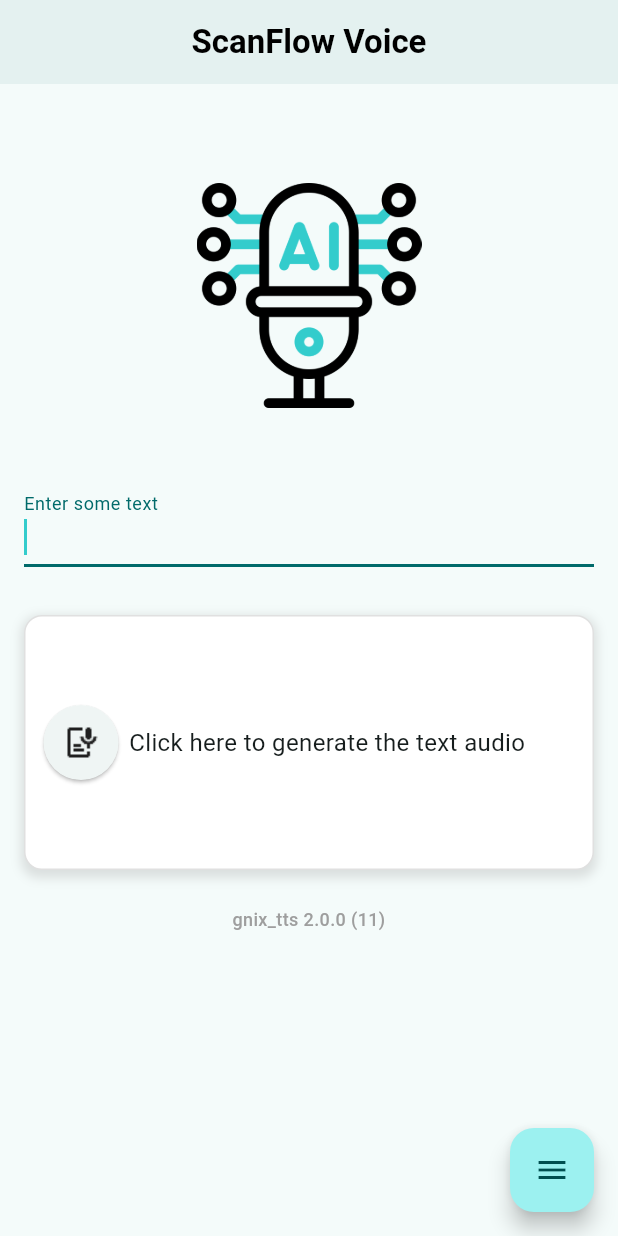
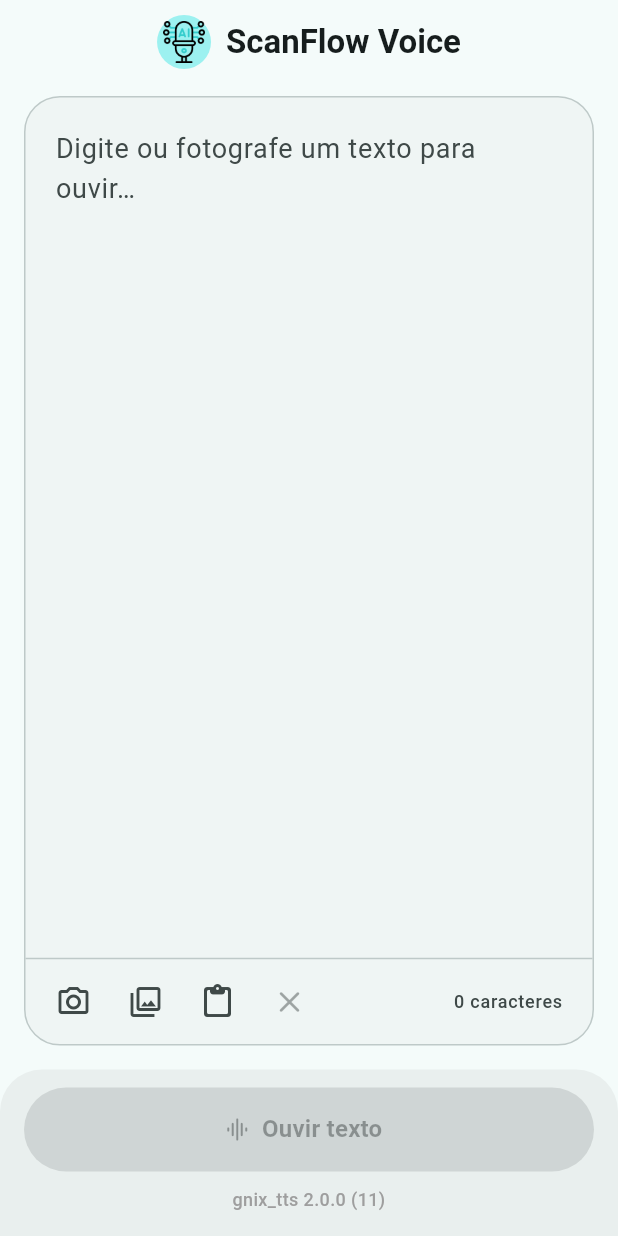
Before and after one commit to davigomesflorencio/scanflow_voice, a Flutter app: the screen it shows after launch, on a phone screen of 412 x 824 dp. Run offline on Flutter 3.47's test engine with Material 3 defaults, Android fonts, the phone set to English and light mode, and no system bars; drawn by our look-alikes of flutter_expandable_fab; our stand-ins replace camera, delightful_toast, flutter_dotenv, get, image_picker, just_audio and 3 more; missing offline and left inert: google_mlkit_commons, google_mlkit_text_recognition, haptic_feedback, siri_wave; Roboto replaces fonts that are missing (Rubik).

Commit message:
feat: novo visual com editor de texto, player fixo e modo escuro
Tela principal:
- Campo de texto ocupa a tela, com barra de ações (câmera, galeria,
  colar, limpar) e contador de caracteres
- Painel fixo embaixo com o botão "Ouvir texto" e o player:
  tocar/pausar, tempos com algarismos tabulares, barra nas cores do tema
  e onda animada durante a reprodução
- Interface toda em português; cores do tema em vez de valores fixos
- Modo escuro seguindo o sistema (theme + darkTheme)
- Ícone do microfone ao lado do título, num círculo legível nos dois temas
- Remove o botão flutuante e a dependência flutter_expandable_fab
- Remove o autofocus do campo

HomeController:
- play() sem await: o botão não fica "carregando" durante a reprodução
- Ouvintes do player criados uma vez, com hasAudio/isPlaying reativos
- togglePlayback, pasteText, clearText e charCount
- Duração nula tratada; recursos liberados em onClose
- Aviso quando a foto não tem texto; mensagens sem detalhes técnicos

Docs: CHANGELOG 2.0.0, novidades do app, README (funcionalidades,
dependências, estrutura, preview 2.0.0, chave sk_ e solução de problemas)

Co-Authored-By: Claude Opus 5.5 <noreply@anthropic.com>

```diff
--- a/lib/changelog/changelog.dart
+++ b/lib/changelog/changelog.dart
@@ -5,8 +5,12 @@ enum Language { pt }
 const Map<String, Map<Language, List<String>>> _changelog = {
   '2.0.0': {
     Language.pt: [
+      'Visual novo: o texto ocupa a tela e o botão de ouvir fica sempre à mão.',
+      'Pause e retome o áudio quando quiser.',
+      'Modo escuro, seguindo o tema do seu celular.',
+      'Contador de caracteres e botão para colar texto.',
+      'Vibração sutil quando o áudio fica pronto ou algo dá errado.',
       'Agora o app mostra as novidades sempre que for atualizado.',
-      'Bibliotecas atualizadas para mais estabilidade.',
     ],
   },
 };
--- a/lib/components/asset_preloader.dart
+++ b/lib/components/asset_preloader.dart
@@ -36,10 +36,7 @@ class _AssetPreloaderState extends State<AssetPreloader> {
       // O usuário vê estas imagens assim que o app abre
       await precacheAssets(
         context: context,
-        paths: [
-          'assets/ai-microphone.png',
-          'assets/speech.png',
-        ],
+        paths: ['assets/ai-microphone.png'],
       );
     } finally {
       WidgetsBinding.instance.allowFirstFrame();
--- a/lib/main.dart
+++ b/lib/main.dart
@@ -29,25 +29,9 @@ class MyApp extends StatelessWidget {
     return GetMaterialApp(
       title: 'ScanFlow Voice',
       debugShowCheckedModeBanner: false,
-      theme: ThemeData(
-        colorScheme: ColorScheme.fromSeed(
-          seedColor: Color.fromARGB(255, 51, 204, 204),
-        ),
-        visualDensity: VisualDensity.adaptivePlatformDensity,
-        appBarTheme: const AppBarTheme(centerTitle: true, elevation: 2),
-        cardTheme: CardThemeData(
-          elevation: 4,
-          shape: RoundedRectangleBorder(
-            borderRadius: BorderRadius.circular(16),
-          ),
-        ),
-        fontFamily: 'Rubik',
-        textSelectionTheme: TextSelectionThemeData(
-          selectionColor: Color.fromARGB(255, 51, 204, 204).withValues(alpha: 0.3),
-          selectionHandleColor: Color.fromARGB(255, 51, 204, 204),
-          cursorColor: Color.fromARGB(255, 51, 204, 204),
-        ),
-      ),
+      theme: _buildTheme(Brightness.light),
+      darkTheme: _buildTheme(Brightness.dark),
+      themeMode: ThemeMode.system,
       initialBinding: BindingsBuilder(() {
         Get.lazyPut(() => HomeController());
         Get.put(ChangelogController());
@@ -55,4 +39,31 @@ class MyApp extends StatelessWidget {
       home: AssetPreloader(child: HomePage()),
     );
   }
+
+  ThemeData _buildTheme(Brightness brightness) {
+    const Color brand = Color.fromARGB(255, 51, 204, 204);
+
+    return ThemeData(
+      colorScheme: ColorScheme.fromSeed(
+        seedColor: brand,
+        brightness: brightness,
+      ),
+      visualDensity: VisualDensity.adaptivePlatformDensity,
+      appBarTheme: const AppBarTheme(
+        centerTitle: true,
+        elevation: 0,
+        scrolledUnderElevation: 0,
+      ),
+      cardTheme: CardThemeData(
+        elevation: 4,
+        shape: RoundedRectangleBorder(borderRadius: BorderRadius.circular(16)),
+      ),
+      fontFamily: 'Rubik',
+      textSelectionTheme: TextSelectionThemeData(
+        selectionColor: brand.withValues(alpha: 0.3),
+        selectionHandleColor: brand,
+        cursorColor: brand,
+      ),
+    );
+  }
 }
--- a/lib/screens/home_page.dart
+++ b/lib/screens/home_page.dart
@@ -1,5 +1,4 @@
 import 'package:flutter/material.dart';
-import 'package:flutter_expandable_fab/flutter_expandable_fab.dart';
 import 'package:get/get.dart';
 import 'package:gnix_tts/components/bottom_padding.dart';
 import 'package:gnix_tts/components/version_indicator.dart';
@@ -7,239 +6,309 @@ import 'package:gnix_tts/controllers/home_controller.dart';
 import 'package:image_picker/image_picker.dart';
 import 'package:siri_wave/siri_wave.dart';
 
+const List<FontFeature> _tabularFigures = [FontFeature.tabularFigures()];
+
 class HomePage extends GetView<HomeController> {
+  const HomePage({super.key});
+
   @override
   Widget build(BuildContext context) {
     return Scaffold(
       appBar: AppBar(
-        title: const Text(
-          'ScanFlow Voice',
-          style: TextStyle(
-            // fontSize: 10,
-            fontWeight: FontWeight.w600,
-            color: Colors.black,
-            fontFamily: "Rubik",
-          ),
+        title: Row(
+          mainAxisSize: MainAxisSize.min,
+          children: [
+            // Círculo claro nos dois temas: o ícone tem traços pretos
+            Container(
+              width: 36,
+              height: 36,
+              padding: const EdgeInsets.all(4),
+              decoration: BoxDecoration(
+                color: Theme.of(context).colorScheme.primaryFixed,
+                shape: BoxShape.circle,
+              ),
+              child: Image.asset('assets/ai-microphone.png'),
+            ),
+            const SizedBox(width: 10),
+            const Text(
+              'ScanFlow Voice',
+              style: TextStyle(fontWeight: FontWeight.w600),
+            ),
+          ],
         ),
       ),
-      floatingActionButtonLocation: ExpandableFab.location,
-      floatingActionButton: ExpandableFab(
-        key: controller.key,
-        type: ExpandableFabType.up,
-        distance: 70,
-        overlayStyle: ExpandableFabOverlayStyle(
-          color: Colors.white.withValues(alpha: .5),
-        ),
+      body: Column(
         children: [
-          Row(
-            children: [
-              Text('Take Photo'),
-              SizedBox(width: 20),
-              FloatingActionButton.small(
-                heroTag: null,
-                child: const Icon(Icons.camera_alt),
-                onPressed: () {
-                  controller.processImagePicker(ImageSource.camera);
-                },
+          Expanded(
+            child: Padding(
+              padding: const EdgeInsets.fromLTRB(16, 8, 16, 16),
+              child: _buildEditor(context),
+            ),
+          ),
+          _buildPanel(context),
+        ],
+      ),
+    );
+  }
+
+  /// Área principal: o texto a ser lido e as ações que o preenchem.
+  Widget _buildEditor(BuildContext context) {
+    final ColorScheme cs = Theme.of(context).colorScheme;
+    final TextTheme tt = Theme.of(context).textTheme;
+
+    return Container(
+      decoration: BoxDecoration(
+        color: cs.surfaceContainerLow,
+        borderRadius: BorderRadius.circular(24),
+        border: Border.all(color: cs.outlineVariant),
+      ),
+      clipBehavior: Clip.antiAlias,
+      child: Column(
+        children: [
+          Expanded(
+            child: TextField(
+              controller: controller.textController,
+              expands: true,
+              minLines: null,
+              maxLines: null,
+              keyboardType: TextInputType.multiline,
+              textCapitalization: TextCapitalization.sentences,
+              textAlignVertical: TextAlignVertical.top,
+              style: tt.bodyLarge?.copyWith(fontSize: 18, height: 1.5),
+              onTapOutside: (_) =>
+                  FocusManager.instance.primaryFocus?.unfocus(),
+              decoration: InputDecoration(
+                hintText: 'Digite ou fotografe um texto para ouvir…',
+                hintStyle: tt.bodyLarge?.copyWith(
+                  fontSize: 18,
+                  color: cs.onSurfaceVariant,
+                ),
+                border: InputBorder.none,
+                contentPadding: const EdgeInsets.fromLTRB(20, 20, 20, 12),
               ),
-            ],
+            ),
           ),
-          Row(
-            children: [
-              Text('Select from Gallery'),
-              SizedBox(width: 20),
-              FloatingActionButton.small(
-                heroTag: null,
-                child: const Icon(Icons.photo_camera_back_outlined),
-                onPressed: () {
-                  controller.processImagePicker(ImageSource.gallery);
-                },
-              ),
-            ],
+          Obx(
+            () => SizedBox(
+              height: 2,
+              child: controller.isProcessing.value || controller.isBusy.value
+                  ? const LinearProgressIndicator(minHeight: 2)
+                  : Divider(height: 2, thickness: 1, color: cs.outlineVariant),
+            ),
+          ),
+          Padding(
+            padding: const EdgeInsets.symmetric(horizontal: 8, vertical: 4),
+            child: Obx(() {
+              final bool busy = controller.isProcessing.value;
+              final int count = controller.charCount.value;
+
+              return Row(
+                children: [
+                  IconButton(
+                    tooltip: 'Fotografar texto',
+                    icon: const Icon(Icons.photo_camera_outlined),
+                    onPressed: busy
+                        ? null
+                        : () =>
+                              controller.processImagePicker(ImageSource.camera),
+                  ),
+                  IconButton(
+                    tooltip: 'Escolher da galeria',
+                    icon: const Icon(Icons.photo_library_outlined),
+                    onPressed: busy
+                        ? null
+                        : () => controller.processImagePicker(
+                            ImageSource.gallery,
+                          ),
+                  ),
+                  IconButton(
+                    tooltip: 'Colar',
+                    icon: const Icon(Icons.content_paste_rounded),
+                    onPressed: controller.pasteText,
+                  ),
+                  IconButton(
+                    tooltip: 'Limpar texto',
+                    icon: const Icon(Icons.clear_rounded),
+                    onPressed: count == 0 ? null : controller.clearText,
+                  ),
+                  const Spacer(),
+                  Text(
+                    _formatCharCount(count),
+                    style: tt.labelMedium?.copyWith(
+                      color: cs.onSurfaceVariant,
+                      fontFeatures: _tabularFigures,
+                    ),
+                  ),
+                  const SizedBox(width: 12),
+                ],
+              );
+            }),
           ),
         ],
       ),
-      body: SingleChildScrollView(
-        padding: const EdgeInsets.all(
-          16.0,
-        ).copyWith(bottom: BottomPadding.of(context, minimum: 16)),
+    );
+  }
+
+  /// Painel fixo embaixo: player (depois de gerar o áudio) e botão principal.
+  Widget _buildPanel(BuildContext context) {
+    final ColorScheme cs = Theme.of(context).colorScheme;
+    final TextTheme tt = Theme.of(context).textTheme;
+    final bool keyboardOpen = MediaQuery.viewInsetsOf(context).bottom > 0;
+
+    return Material(
+      color: cs.surfaceContainer,
+      shape: const RoundedRectangleBorder(
+        borderRadius: BorderRadius.vertical(top: Radius.circular(28)),
+      ),
+      child: Padding(
+        padding: EdgeInsets.fromLTRB(
+          16,
+          12,
+          16,
+          keyboardOpen ? 12 : BottomPadding.of(context, minimum: 16),
+        ),
         child: Column(
-          crossAxisAlignment: CrossAxisAlignment.stretch,
-          children: <Widget>[
-            Padding(
-              padding: const EdgeInsets.only(top: 50, bottom: 50),
-              child: Image(
-                image: AssetImage('assets/ai-microphone.png'),
-                width: 150,
-                height: 150,
-              ),
+          mainAxisSize: MainAxisSize.min,
+          children: [
+            Obx(
+              () => controller.hasAudio.value
+                  ? _buildPlayer(context)
+                  : const SizedBox.shrink(),
             ),
-            Obx(
-              () => controller.isLoading.value
-                  ? SiriWaveform.ios7(
-                      controller: controller.controllerWaveForm,
-                      options: const IOS7SiriWaveformOptions(
-                        height: 100,
-                        width: 400,
-                      ),
-                    )
-                  : SizedBox(),
-            ),
-            TextField(
-              controller: controller.textController,
-              autofocus: true,
-              decoration: const InputDecoration(labelText: 'Enter some text'),
-              minLines: 1,
-              maxLines: null,
-            ),
-            const SizedBox(height: 32.0),
-            Container(
-              decoration: BoxDecoration(
-                border: Border.all(color: Colors.grey.shade300, width: 1),
-                borderRadius: BorderRadius.circular(12),
-                boxShadow: [
-                  BoxShadow(
-                    color: Colors.grey.withValues(alpha: 0.3),
-                    spreadRadius: 2,
-                    blurRadius: 5,
-                    offset: Offset(0, 3),
+            Obx(() {
+              final bool loading = controller.isLoading.value;
+              final bool empty = controller.charCount.value == 0;
+
+              return SizedBox(
+                width: double.infinity,
+                height: 56,
+                child: FilledButton.icon(
+                  onPressed: loading || empty ? null : controller.speak,
+                  style: FilledButton.styleFrom(
+                    shape: const StadiumBorder(),
+                    textStyle: tt.titleMedium?.copyWith(
+                      fontWeight: FontWeight.w600,
+                    ),
                   ),
-                ],
-                color: Colors.white, // Fundo branco para ver a sombra
-              ),
-              height: 170,
-              padding: EdgeInsets.only(left: 5, right: 5, top: 20, bottom: 20),
-              child: Obx(
-                () => (controller.player.audioSource == null)
-                    ? Row(
-                        crossAxisAlignment: CrossAxisAlignment.center,
-                        children: [
-                          ElevatedButton(
-                            style: ElevatedButton.styleFrom(
-                              shape: CircleBorder(),
-                              padding: EdgeInsets.all(5), // Adjust for size
-                            ),
-                            onPressed:
-                                controller.isLoading.value &&
-                                    controller.textController.text.isNotEmpty
-                                ? null
-                                : controller.speak,
-                            child: controller.isLoading.value
-                                ? const SizedBox(
-                                    width: 20,
-                                    height: 20,
-                                    child: CircularProgressIndicator(
-                                      strokeWidth: 2.0,
-                                      color: Colors.white,
-                                    ),
-                                  )
-                                : Image.asset(
-                                    'assets/speech.png',
-                                    width: 40,
-                                    height: 40,
-                                  ),
+                  icon: loading
+                      ? SizedBox(
+                          width: 20,
+                          height: 20,
+                          child: CircularProgressIndicator(
+                            strokeWidth: 2.5,
+                            color: cs.primary,
                           ),
-                          Text(
-                            "Click here to generate the text audio",
-                            style: const TextStyle(fontSize: 16),
-                          ),
-                        ],
-                      )
-                    : Column(
-                        children: [
-                          Row(
-                            children: [
-                              Obx(
-                                () => ElevatedButton(
-                                  style: ElevatedButton.styleFrom(
-                                    shape: CircleBorder(),
-                                    padding: EdgeInsets.all(
-                                      5,
-                                    ), // Adjust for size
-                                  ),
-                                  onPressed:
-                                      controller.isLoading.value &&
-                                          controller
-                                              .textController
-                                              .text
-                                              .isNotEmpty
-                                      ? null
-                                      : controller.speak,
-                                  child: controller.isLoading.value
-                                      ? const SizedBox(
-                                          width: 20,
-                                          height: 20,
-                                          child: CircularProgressIndicator(
-                                            strokeWidth: 2.0,
-                                            color: Colors.white,
-                                          ),
-                                        )
-                                      : Image.asset(
-                                          'assets/speech.png',
-                                          width: 40,
-                                          height: 40,
-                                        ),
-                                ),
-                              ),
-                              Text(
-                                "Control the audio using the bar below",
-                                style: const TextStyle(fontSize: 16),
-                              ),
-                            ],
-                          ),
-
-                          SizedBox(height: 15),
-                          Row(
-                            children: [
-                              SizedBox(width: 5),
-                              Obx(
-                                () => Text(
-                                  controller.formatDuration(
-                                    controller.position.value,
-                                  ),
-                                  style: const TextStyle(fontSize: 16),
-                                ),
-                              ),
-                              slider(),
-                              Obx(
-                                () => Text(
-                                  controller.formatDuration(
-                                    controller.duration.value,
-                                  ),
-                                  style: const TextStyle(fontSize: 16),
-                                ),
-                              ),
-                              SizedBox(width: 5),
-                            ],
-                          ),
-                        ],
-                      ),
-              ),
-            ),
-            const SizedBox(height: 24),
-            const VersionIndicator(),
+                        )
+                      : const Icon(Icons.graphic_eq_rounded),
+                  label: Text(
+                    loading
+                        ? 'Gerando áudio…'
+                        : controller.hasAudio.value
+                        ? 'Gerar áudio de novo'
+                        : 'Ouvir texto',
+                  ),
+                ),
+              );
+            }),
+            if (!keyboardOpen) ...[
+              const SizedBox(height: 10),
+              const VersionIndicator(),
+            ],
           ],
         ),
       ),
     );
   }
 
+  Widget _buildPlayer(BuildContext context) {
+    final TextTheme tt = Theme.of(context).textTheme;
+    final TextStyle? timeStyle = tt.labelLarge?.copyWith(
+      fontFeatures: _tabularFigures,
+    );
+
+    return Padding(
+      padding: const EdgeInsets.only(bottom: 12),
+      child: Column(
+        children: [
+          SizedBox(
+            height: 48,
+            child: Obx(
+              () => controller.isPlaying.value
+                  ? LayoutBuilder(
+                      builder: (context, constraints) => SiriWaveform.ios7(
+                        controller: controller.controllerWaveForm,
+                        options: IOS7SiriWaveformOptions(
+                          height: 48,
+                          width: constraints.maxWidth,
+                        ),
+                      ),
+                    )
+                  : const SizedBox.shrink(),
+            ),
+          ),
+          Row(
+            children: [
+              Obx(
+                () => IconButton.filledTonal(
+                  iconSize: 28,
+                  tooltip: controller.isPlaying.value ? 'Pausar' : 'Tocar',
+                  icon: Icon(
+                    controller.isPlaying.value
+                        ? Icons.pause_rounded
+                        : Icons.play_arrow_rounded,
+                  ),
+                  onPressed: controller.togglePlayback,
+                ),
+              ),
+              const SizedBox(width: 8),
+              Obx(
+                () => Text(
+                  controller.formatDuration(controller.position.value),
+                  style: timeStyle,
+                ),
+              ),
+              Expanded(child: slider()),
+              Obx(
+                () => Text(
+                  controller.formatDuration(controller.duration.value),
+                  style: timeStyle,
+                ),
+              ),
+            ],
+          ),
+        ],
+      ),
+    );
+  }
+
   Widget slider() {
     return Obx(() {
-      return Expanded(
-        child: Slider(
-          activeColor: Colors.black,
-          inactiveColor: Colors.grey,
-          thumbColor: Color.fromARGB(255, 51, 204, 204),
-          value: controller.position.value.inSeconds.toDouble(),
-          min: 0.0,
-          max: controller.duration.value.inSeconds.toDouble(),
-          onChanged: (double value) {
-            controller.changeToSecond(value.toInt());
-            value = value;
-          },
-        ),
+      final double max = controller.duration.value.inSeconds.toDouble();
+      final double safeMax = max > 0 ? max : 1;
+      final double value = controller.position.value.inSeconds.toDouble().clamp(
+        0,
+        safeMax,
+      );
+
+      return Slider(
+        value: value,
+        min: 0.0,
+        max: safeMax,
+        onChanged: max > 0
+            ? (double value) => controller.changeToSecond(value.toInt())
+            : null,
       );
     });
   }
+
+  /// "1 caractere", "980 caracteres", "1.240 caracteres".
+  String _formatCharCount(int count) {
+    final String digits = count.toString();
+    final StringBuffer buffer = StringBuffer();
+    for (int i = 0; i < digits.length; i++) {
+      if (i > 0 && (digits.length - i) % 3 == 0) buffer.write('.');
+      buffer.write(digits[i]);
+    }
+    return '$buffer ${count == 1 ? 'caractere' : 'caracteres'}';
+  }
 }
--- a/pubspec.yaml
+++ b/pubspec.yaml
@@ -24,7 +24,6 @@ dependencies:
   camera: ^0.12.1
   image_picker: ^1.2.4
   camera_android: ^0.10.12
-  flutter_expandable_fab: ^2.5.2
   siri_wave: ^2.3.1
   package_info_plus: ^10.2.2
   shared_preferences: ^2.5.6
```
Also changed, not shown: lib/controllers/home_controller.dart (+78 -72 lines), assets/2.0.0/tela_principal_escuro.png (added), pubspec.lock, 2 other files.
